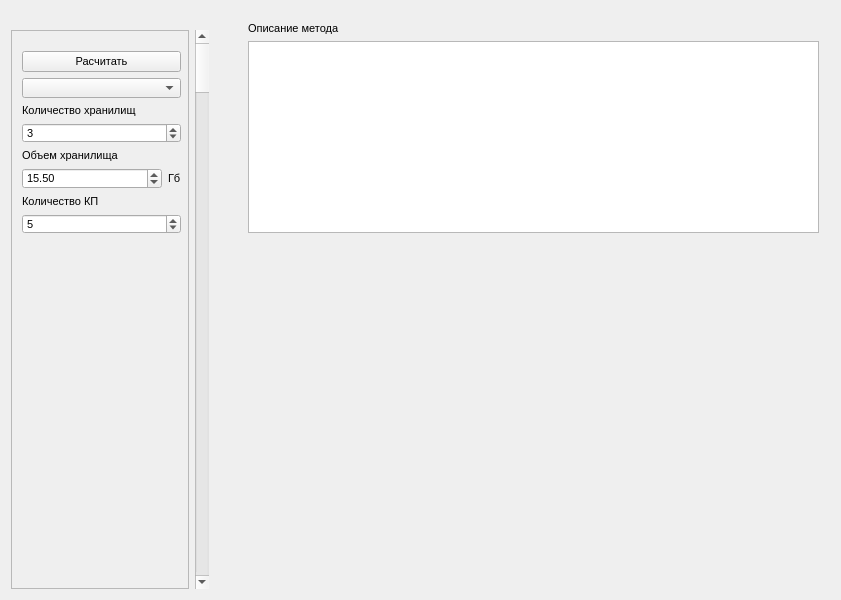
This is mainwindow.ui in cerevra/dataManagment as Qt 5 draws it before an edit. The edited form follows.
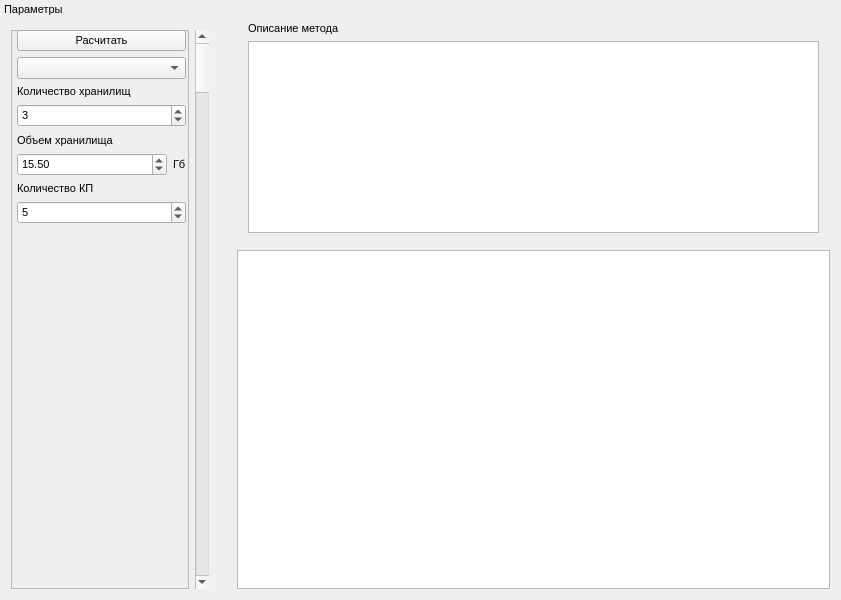
This is the edited form.

Commit message: красота

Diff of the .ui file:
```diff
--- a/mainwindow.ui
+++ b/mainwindow.ui
@@ -56,7 +56,7 @@
      </widget>
     </item>
     <item>
-     <widget class="QWidget" name="widget_drawPlace" native="true"/>
+     <widget class="QGraphicsView" name="graphicsView"/>
     </item>
    </layout>
   </widget>
@@ -88,6 +88,9 @@
    <property name="allowedAreas">
     <set>Qt::LeftDockWidgetArea|Qt::RightDockWidgetArea</set>
    </property>
+   <property name="windowTitle">
+    <string>Параметры</string>
+   </property>
    <attribute name="dockWidgetArea">
     <number>1</number>
    </attribute>
@@ -108,9 +111,9 @@
         <property name="geometry">
          <rect>
           <x>0</x>
-          <y>10</y>
+          <y>0</y>
           <width>181</width>
-          <height>204</height>
+          <height>200</height>
          </rect>
         </property>
         <property name="sizePolicy">
@@ -120,6 +123,18 @@
          </sizepolicy>
         </property>
         <layout class="QVBoxLayout" name="verticalLayout">
+         <property name="leftMargin">
+          <number>6</number>
+         </property>
+         <property name="topMargin">
+          <number>0</number>
+         </property>
+         <property name="rightMargin">
+          <number>6</number>
+         </property>
+         <property name="bottomMargin">
+          <number>6</number>
+         </property>
          <item>
           <widget class="QPushButton" name="pushButton">
            <property name="text">
@@ -248,12 +263,24 @@
         <property name="geometry">
          <rect>
           <x>0</x>
-          <y>210</y>
+          <y>200</y>
           <width>181</width>
-          <height>341</height>
+          <height>360</height>
          </rect>
         </property>
         <layout class="QGridLayout" name="gridLayout_2">
+         <property name="leftMargin">
+          <number>6</number>
+         </property>
+         <property name="topMargin">
+          <number>0</number>
+         </property>
+         <property name="rightMargin">
+          <number>6</number>
+         </property>
+         <property name="bottomMargin">
+          <number>6</number>
+         </property>
          <item row="0" column="0">
           <layout class="QFormLayout" name="formLayout">
            <property name="sizeConstraint">
```
